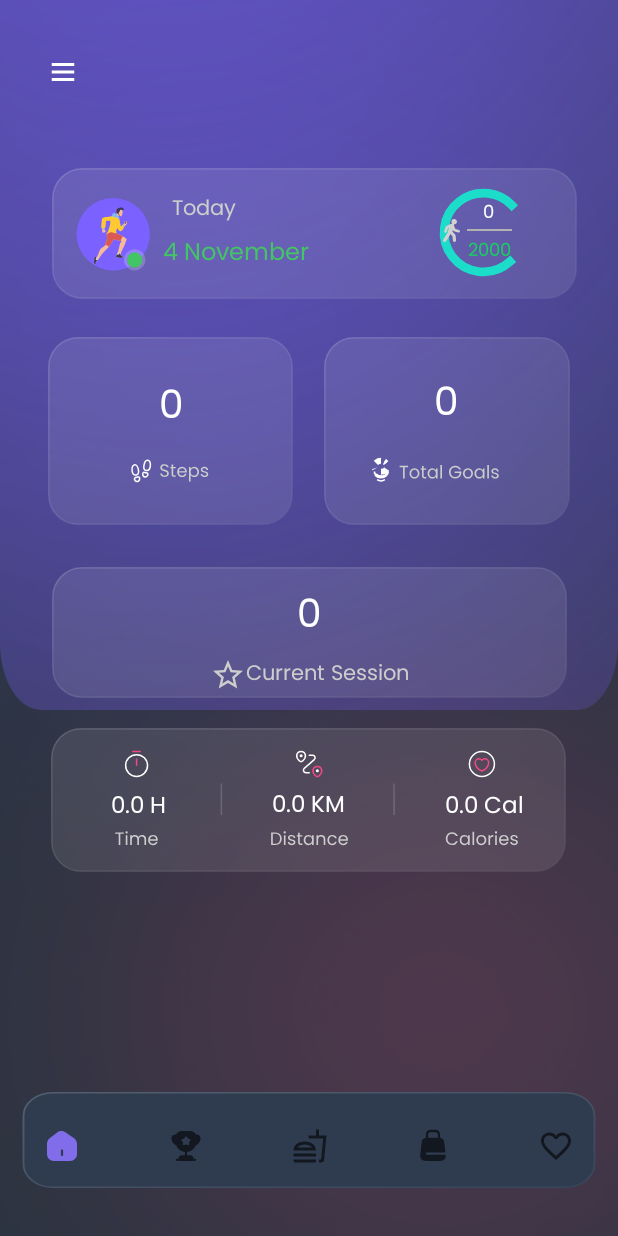
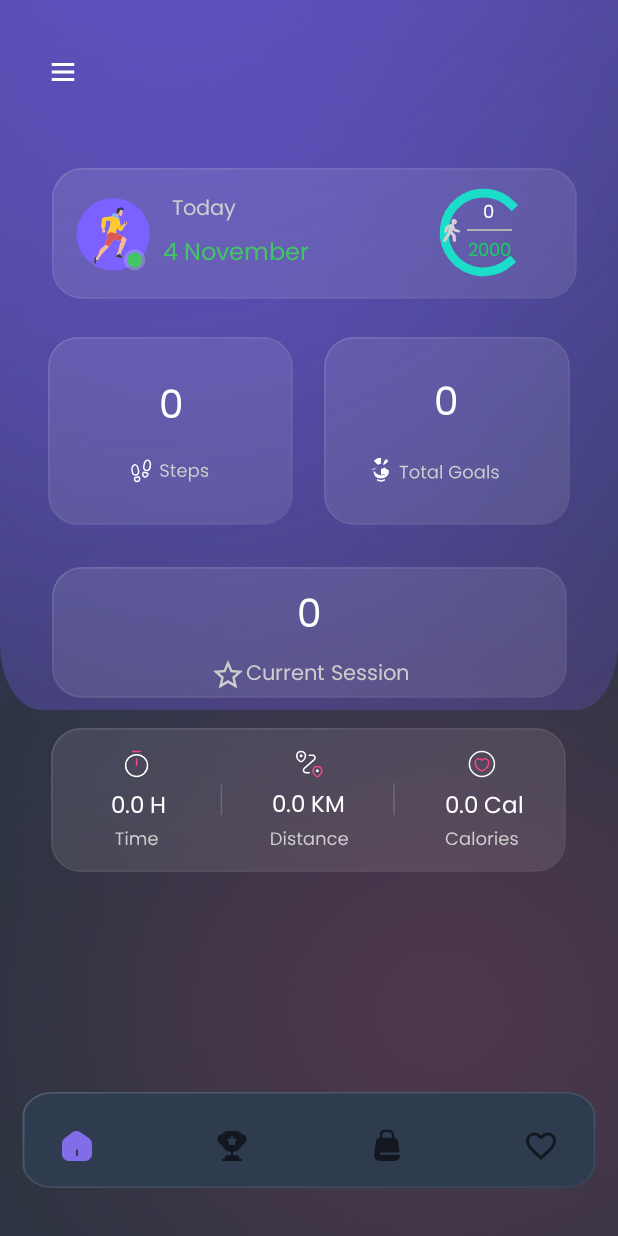
Before and after one commit to etozheluka/TBC_Final, an Android app: the HomeFragment screen opened through its navigation route, on a phone screen of 412 x 824 dp. Run offline under Robolectric (Android 15) with nearby library versions, the phone set to English and light mode, and no system bars; our stand-ins replace Dagger/Hilt's generated code, Firebase (no records; nobody signed in at launch, a user with empty details on screens opened directly), navigation-ui; plain views replace CircularProgressBar; 1 statement that could not run was skipped.

Commit message:
code refactor

```diff
--- a/app/src/main/java/com/example/tbc_final/presentation/favorites/FavoritesAdapter.kt
+++ b/app/src/main/java/com/example/tbc_final/presentation/favorites/FavoritesAdapter.kt
@@ -7,11 +7,15 @@ import com.example.tbc_final.utils.extensions.setImage
 
 class FavoritesAdapter: BaseAdapter<Sneakers, FavoritesItemLayoutBinding>(
     FavoritesItemLayoutBinding::inflate)  {
+    var itemClick: ((Sneakers) -> Unit)? = null
+
     override fun onBind(binding: FavoritesItemLayoutBinding, position: Int) {
         val content = getItem(position)
+        val currentItem = currentList[position]
         binding.apply {
             shoeNameTV.text = content.name
             shoesImageView.setImage(content.mainPictureUrl!!)
+            this.root.setOnClickListener { itemClick?.invoke(currentItem)}
 
         }
     }
--- a/app/src/main/java/com/example/tbc_final/presentation/home/HomeFragment.kt
+++ b/app/src/main/java/com/example/tbc_final/presentation/home/HomeFragment.kt
@@ -35,47 +35,41 @@ import java.util.*
 @AndroidEntryPoint
 class HomeFragment : BaseFragment<FragmentHomeBinding>(FragmentHomeBinding::inflate) {
 
-    private lateinit var toggle: ActionBarDrawerToggle
-
     private var currentSteps: Int = 0
     private var totalStepsCount: Int = 0
     private var totalPointsCount: Int = 0
-    private lateinit var navController: NavController
 
 
     override fun onBind() {
+        toCalc()
+        listeners()
         subscribeService()
-
-
         val date =
             SimpleDateFormat(getString(R.string.dateFormat)).format(Calendar.getInstance().time)
         binding?.date?.text = date.toString()
+    }
 
-        toCalc()
-
+    private fun listeners() {
 
         binding?.leftMenu?.setNavigationItemSelectedListener {
             when (it.itemId) {
-                R.id.nutritionFragment -> toast("touch")
+                R.id.calculatorFragment -> findNavController().navigate(HomeFragmentDirections.actionHomeFragmentToCalculatorFragment())
+                R.id.favoritesFragment2 -> findNavController().navigate(HomeFragmentDirections.actionHomeFragmentToFavoritesFragment2())
+                R.id.nutritionFragment -> findNavController().navigate(HomeFragmentDirections.actionHomeFragmentToNutritionFragment())
             }
             true
         }
 
+        binding?.ivMenuIcon?.setOnClickListener {
+            binding!!.drawerLayout.openDrawer(GravityCompat.START)
+        }
 
-        //TEST LOG OUT BUTTON
         binding?.logOutBtn?.setOnClickListener {
             FirebaseAuth.getInstance().signOut()
             val i = Intent(requireContext(), MotionActivityService::class.java)
             i.action = MotionActivityService.ACTION_STOP_ACTIVITY
             requireContext().stopService(i)
             findNavController().navigate(HomeFragmentDirections.actionHomeFragmentToLogInFragment())
-        }
-
-        //TEST LOG OUT BUTTON
-
-
-        binding?.ivMenuIcon?.setOnClickListener {
-            binding!!.drawerLayout.openDrawer(GravityCompat.START)
         }
     }
 
--- a/app/src/main/java/com/example/tbc_final/presentation/store/OrderFragment.kt
+++ b/app/src/main/java/com/example/tbc_final/presentation/store/OrderFragment.kt
@@ -7,6 +7,7 @@ import androidx.navigation.fragment.navArgs
 import com.example.tbc_final.R
 import com.example.tbc_final.databinding.FragmentOrderBinding
 import com.example.tbc_final.domain.model.SneakerModel
+import com.example.tbc_final.domain.model.Sneakers
 import com.example.tbc_final.presentation.base.BaseFragment
 import com.example.tbc_final.utils.extensions.setImage
 import dagger.hilt.android.AndroidEntryPoint
@@ -24,6 +25,7 @@ class OrderFragment : BaseFragment<FragmentOrderBinding>(FragmentOrderBinding::i
         setData(item)
         onClickListeners()
         initObserver()
+
 
     }
 
--- a/app/src/main/res/menu/bottom_nav.xml
+++ b/app/src/main/res/menu/bottom_nav.xml
@@ -9,10 +9,6 @@
         android:id="@+id/BodyPartFragment"
         android:icon="@drawable/cup"
         android:title="@string/exercises" />
-    <item
-        android:id="@+id/nutritionFragment"
-        android:icon="@drawable/ic_food"
-        android:title="@string/nutrition" />
 
     <item
         android:id="@+id/storeFragment"
--- a/app/src/main/res/navigation/nav_graph.xml
+++ b/app/src/main/res/navigation/nav_graph.xml
@@ -77,6 +77,9 @@
         <action
             android:id="@+id/action_homeFragment_to_favoritesFragment2"
             app:destination="@id/favoritesFragment2" />
+        <action
+            android:id="@+id/action_homeFragment_to_nutritionFragment"
+            app:destination="@id/nutritionFragment" />
     </fragment>
     <fragment
         android:id="@+id/storeFragment"
@@ -143,6 +146,7 @@
             android:id="@+id/action_orderFragment_to_storeFragment"
             app:destination="@id/storeFragment"
             app:enterAnim="@anim/back_anim" />
+
     </fragment>
     <fragment
         android:id="@+id/nutritionFragment"
@@ -153,5 +157,9 @@
         android:id="@+id/favoritesFragment2"
         android:name="com.example.tbc_final.presentation.favorites.FavoritesFragment"
         android:label="fragment_favorites"
-        tools:layout="@layout/fragment_favorites" />
+        tools:layout="@layout/fragment_favorites" >
+        <action
+            android:id="@+id/action_favoritesFragment2_to_orderFragment"
+            app:destination="@id/orderFragment" />
+    </fragment>
 </navigation>
```
Also changed, not shown: app/src/main/java/com/example/tbc_final/domain/model/Sneakers.kt (+11 -0 lines), app/src/main/java/com/example/tbc_final/presentation/favorites/FavoritesFragment.kt (+10 -2 lines).
